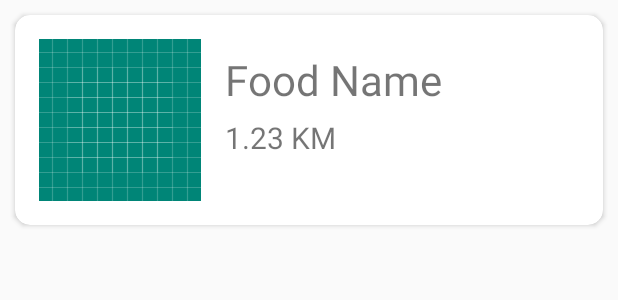
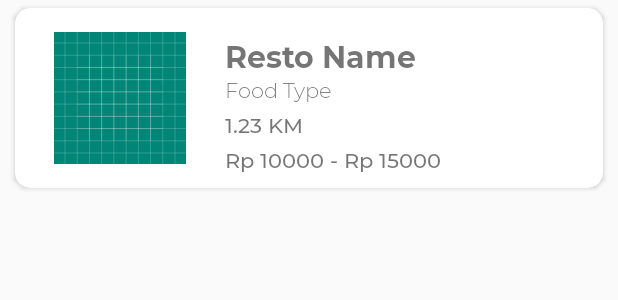
Before and after one commit to benayac/MakanDimana, an Android app: the layout list_restoran_card.xml on its own in the app's theme, with its tools: preview values and no code run, on a phone screen of 412 x 824 dp. Shown: the top 300 px of the screen. Run offline under Robolectric (Android 15) with nearby library versions, the phone set to English and light mode, and no system bars.

Commit message:
ui ux updated

```diff
--- a/app/build.gradle
+++ b/app/build.gradle
@@ -26,6 +26,7 @@ dependencies {
     implementation 'com.google.android.gms:play-services-maps:16.1.0'
     implementation 'com.android.support:recyclerview-v7:28.0.0'
     implementation 'com.android.support:cardview-v7:28.0.0'
+    implementation 'com.squareup.picasso:picasso:2.71828'
     testImplementation 'junit:junit:4.12'
     androidTestImplementation 'com.android.support.test:runner:1.0.2'
     androidTestImplementation 'com.android.support.test.espresso:espresso-core:3.0.2'
--- a/app/src/main/java/com/example/makandimana/MainActivity.java
+++ b/app/src/main/java/com/example/makandimana/MainActivity.java
@@ -5,6 +5,10 @@ import android.support.v7.app.AppCompatActivity;
 import android.os.Bundle;
 import android.view.View;
 import android.widget.Button;
+import android.widget.Spinner;
+
+import java.util.ArrayList;
+import java.util.List;
 
 public class MainActivity extends AppCompatActivity {
 
--- a/app/src/main/res/layout/list_restoran_card.xml
+++ b/app/src/main/res/layout/list_restoran_card.xml
@@ -2,8 +2,9 @@
 <android.support.v7.widget.CardView xmlns:android="http://schemas.android.com/apk/res/android"
     xmlns:app="http://schemas.android.com/apk/res-auto"
     android:layout_width="match_parent"
-    android:layout_height="wrap_content"
-    android:layout_margin="10dp"
+    android:layout_height="120dp"
+    android:layout_marginHorizontal="10dp"
+    android:layout_marginVertical="5dp"
     app:cardCornerRadius="10dp">
 
     <RelativeLayout
@@ -15,26 +16,52 @@
             android:layout_width="wrap_content"
             android:layout_height="wrap_content"
             android:src="@drawable/ic_launcher_background"
-            android:padding="16dp"/>
+            android:padding="16dp"
+            android:layout_centerVertical="true"/>
+
+        <RelativeLayout
+            android:layout_width="wrap_content"
+            android:layout_height="wrap_content"
+            android:layout_toRightOf="@id/imgResto">
 
             <TextView
                 android:id="@+id/tvRestoName"
                 android:layout_width="wrap_content"
                 android:layout_height="wrap_content"
-            android:text="Food Name"
-            android:textSize="28dp"
-            android:layout_toRightOf="@id/imgResto"
-            android:layout_marginTop="24dp"/>
+                android:text="Resto Name"
+                android:textSize="20dp"
+                android:layout_marginTop="18dp"
+                android:fontFamily="@font/montserratbold"/>
+
+            <TextView
+                android:id="@+id/tvFoodType"
+                android:layout_below="@id/tvRestoName"
+                android:layout_width="wrap_content"
+                android:layout_height="wrap_content"
+                android:fontFamily="@font/montserratlight"
+                android:text="Food Type"/>
 
             <TextView
                 android:id="@+id/tvRestoDistance"
                 android:layout_width="wrap_content"
                 android:layout_height="wrap_content"
                 android:text="1.23 KM"
-            android:textSize="20dp"
-            android:layout_toRightOf="@id/imgResto"
-            android:layout_below="@id/tvRestoName"
-            android:layout_marginTop="6dp"/>
+                android:textSize="14dp"
+                android:layout_below="@id/tvFoodType"
+                android:layout_marginTop="4dp"
+                android:fontFamily="@font/montserratmedium"/>
+
+            <TextView
+                android:id="@+id/tvAvgPrice"
+                android:layout_width="wrap_content"
+                android:layout_height="wrap_content"
+                android:text="Rp 10000 - Rp 15000"
+                android:textSize="14dp"
+                android:layout_marginTop="4dp"
+                android:layout_below="@id/tvRestoDistance"
+                android:fontFamily="@font/montserratmedium"/>
+
+        </RelativeLayout>
 
     </RelativeLayout>
 </android.support.v7.widget.CardView>
```
Also changed, not shown: app/src/main/java/com/example/makandimana/MapSheetActivity.java (+41 -4 lines), app/src/main/java/com/example/makandimana/RestaurantDetailActivity.java (+28 -0 lines), app/src/main/java/com/example/makandimana/adapter/RestoranAdapter.java (added, +68 -0 lines), app/src/main/java/com/example/makandimana/adapter/menuMakananAdapter.java (added, +62 -0 lines), app/src/main/java/com/example/makandimana/model/RestoranModel.java (added, +31 -0 lines), app/src/main/java/com/example/makandimana/model/menuMakananModel.java (added, +26 -0 lines), app/src/main/res/drawable/rounded_edittext.xml (added, +8 -0 lines), app/src/main/res/layout/activity_main.xml (+9 -4 lines), app/src/main/res/layout/activity_map_sheet.xml (+12 -8 lines), app/src/main/res/layout/list_makanan_card.xml (+16 -8 lines), app/src/main/res/values/strings.xml (+11 -0 lines), app/src/main/res/font/montserratbold.ttf (added), app/src/main/res/font/montserratlight.ttf (added), app/src/main/res/font/montserratmedium.ttf (added), 1 other file. Lines whose indentation alone changed are shown as unchanged.
